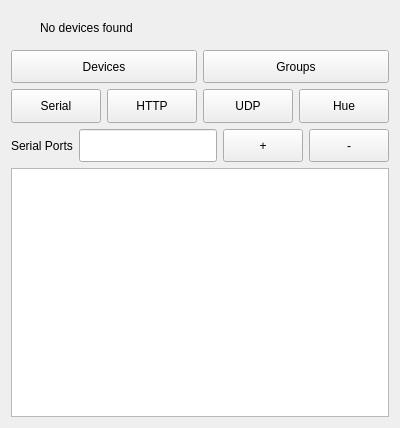
Before: the Qt Designer form src/connectionpage.ui in timsee/Corluma, drawn with Qt 5.
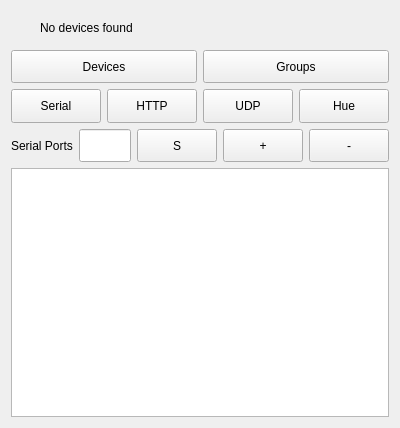
After: the same form once the commit is applied.

What changed in the file:
```diff
--- a/src/connectionpage.ui
+++ b/src/connectionpage.ui
@@ -128,7 +128,7 @@
     </layout>
    </item>
    <item row="3" column="0">
-    <layout class="QHBoxLayout" name="tableInputLayout" stretch="0,12,2,2">
+    <layout class="QHBoxLayout" name="tableInputLayout" stretch="0,12,2,2,2">
      <item>
       <widget class="QLabel" name="connectionListLabel">
        <property name="text">
@@ -146,6 +146,19 @@
        </property>
       </widget>
      </item>
+     <item>
+      <widget class="QPushButton" name="groupSaveButton">
+       <property name="sizePolicy">
+        <sizepolicy hsizetype="Expanding" vsizetype="Expanding">
+         <horstretch>0</horstretch>
+         <verstretch>0</verstretch>
+        </sizepolicy>
+       </property>
+       <property name="text">
+        <string>S</string>
+       </property>
+      </widget>
+     </item>
      <item>
       <widget class="QPushButton" name="plusButton">
        <property name="sizePolicy">
```
